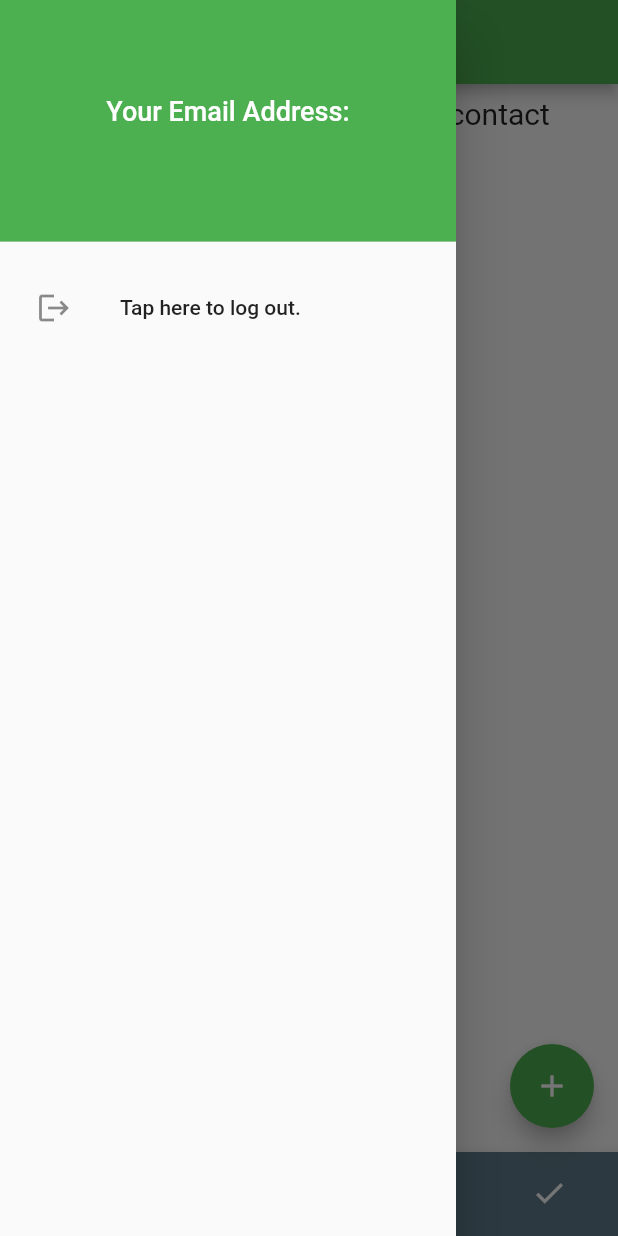
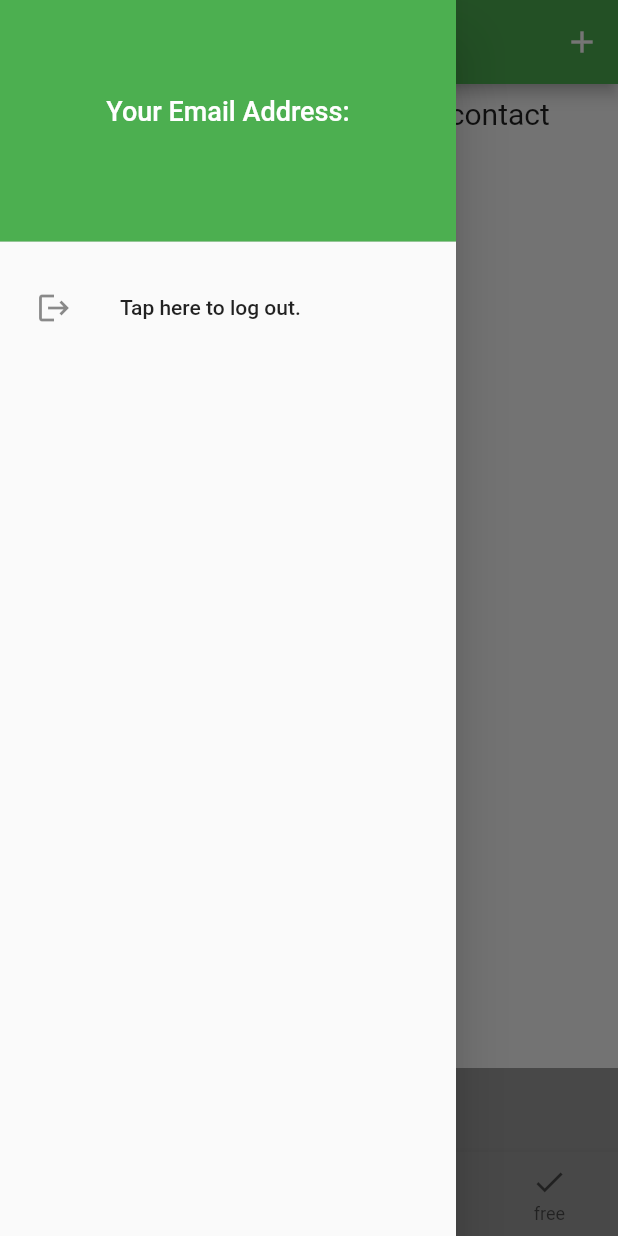
Before and after one commit to adrienerice/The_Chosen_Ones, a Flutter app: the screen it shows once a user with an empty profile is signed in, with the side drawer open, on a phone screen of 412 x 824 dp. Run offline on Flutter 3.47's test engine with Material 2 defaults, Android fonts, the light colour scheme and no system bars; our stand-ins replace animated_text_kit, cloud_firestore, firebase_auth, firebase_core, flutter_local_notifications, rxdart; missing offline and left inert: load; accounts and stored records are empty.

Commit message:
bottom nav bar working except when opening as persistent user then it defaults to none

```diff
--- a/Managing IM Notification Disruption/is_now_good/lib/model/user_details.dart
+++ b/Managing IM Notification Disruption/is_now_good/lib/model/user_details.dart
@@ -1,19 +1,25 @@
+import 'dart:async';
+
 import 'package:cloud_firestore/cloud_firestore.dart';
 import 'package:firebase_auth/firebase_auth.dart';
 import 'package:flutter/material.dart';
+import 'package:async/async.dart';
 
 class UserDetails with ChangeNotifier {
   String uid = '';
   String userFullName = '';
   String userEmail = '';
+  String status = Status.names[0]; //deault is 'none'
+  // Future<Null>? statusUpdatingNow = null;
+  CancelableOperation? statusWait = null;
+  final _firestore = FirebaseFirestore.instance;
+  final _auth = FirebaseAuth.instance;
 
   UserDetails() {
     updateUserInfo();
   }
 
   void updateUserInfo() async {
-    final _firestore = FirebaseFirestore.instance;
-    final _auth = FirebaseAuth.instance;
     // User loggedInUser;
     try {
       final user = _auth.currentUser;
@@ -35,4 +41,62 @@ class UserDetails with ChangeNotifier {
       print(e);
     }
   }
+
+  void updateStatus(int statusIndex) async {
+    //TODO Check this doesn't cause problems for UI to be out of sync with db
+    //If the status is the same as the old one, don't notifyListeners() or alter
+    bool statusSame = status == Status.names[statusIndex];
+    if (!statusSame) {
+      status = Status.names[statusIndex];
+      notifyListeners();
+
+      //If there is an existing status update, cancel it
+      //e.g. free -> busy -> free within seconds: don't do anything.
+      if (statusWait != null) {
+        statusWait!.cancel();
+      }
+      //setup our 'waiting' future
+      int secondsToWait = 5;
+      statusWait = CancelableOperation.fromFuture(
+        Future.delayed(Duration(seconds: secondsToWait)),
+        onCancel: () {
+          print('Cancelled status update.');
+        },
+      );
+      //only go ahead with waiting to update if the new status is different
+
+      print('Waiting before updating status (${secondsToWait}s)');
+      statusWait!.value.then((value) {
+        print('Updating status');
+
+        _firestore.collection('statuses').doc(uid).set({'status': status});
+      });
+    } else {
+      print("Didn't bother waiting to change status"
+          " because it's same as old one.");
+      if (statusWait != null) {
+        statusWait!.cancel();
+      }
+    }
+  }
 }
+
+class Status {
+  static List<String> names = ['none', 'busy', 'maybe', 'free'];
+  static List<IconData> icons = [
+    Icons.circle_outlined,
+    Icons.do_not_disturb_on_outlined,
+    Icons.contact_support,
+    Icons.done,
+  ];
+  static List<Color> colours = [
+    Colors.grey,
+    Colors.red,
+    Colors.orange,
+    Colors.green,
+  ];
+
+  static Color getColourWithName(String name) {
+    return colours[names.indexOf(name)];
+  }
+}
--- a/Managing IM Notification Disruption/is_now_good/lib/screens/chat_screen.dart
+++ b/Managing IM Notification Disruption/is_now_good/lib/screens/chat_screen.dart
@@ -96,7 +96,9 @@ class _ChatScreenState extends State<ChatScreen> {
                     builder: (context, userDetails, child) {
                       return TextButton(
                         onPressed: () {
-                          //Implement send functionality.
+                          //TODO tell user about status of recipient before send
+                          //TODO let user choose notification for recipient
+                          //TODO Notifications!
                           if (messageText != "") {
                             messageTextController.clear();
                             String now = Timestamp.now().seconds.toString();
--- a/Managing IM Notification Disruption/is_now_good/lib/screens/contacts_screen.dart
+++ b/Managing IM Notification Disruption/is_now_good/lib/screens/contacts_screen.dart
@@ -58,9 +58,15 @@ class _ContactsScreenState extends State<ContactsScreen> {
       ),
     );
     return Scaffold(
-      floatingActionButton: FloatingActionButton(
+      appBar: AppBar(
         backgroundColor: Colors.green,
-        child: Icon(Icons.add, color: Colors.white),
+        title: Consumer<UserDetails>(
+          builder: (context, userDetails, child) {
+            return Text('${userDetails.userFullName}\'s Contacts');
+          },
+        ),
+        actions: [
+          IconButton(
             onPressed: () async {
               Navigator.pushNamed(context, AddContactScreen.id);
               /** TODO THIS IS WHERE THE NOTIFICATION THING IS IT'S HERE LOOK HERE LOOK HERE LOOK HERE LOOK HERE LOOK HERE LOOK HERE LOOK HERE LOOK HERE LOOK HERE LOOK HERE
@@ -70,12 +76,9 @@ class _ContactsScreenState extends State<ContactsScreen> {
                 payload: 'you@you.you', //TODO add contact username here
               );*/
             },
-      ),
-      appBar: AppBar(
-        backgroundColor: Colors.green,
-        title: Consumer<UserDetails>(builder: (context, userDetails, child) {
-          return Text('Contacts for ${userDetails.userFullName}');
-        }),
+            icon: Icon(Icons.add, color: Colors.white),
+          )
+        ],
       ),
       drawer: Drawer(
         child: ListView(
@@ -198,6 +201,19 @@ class _ContactsScreenState extends State<ContactsScreen> {
                   }
                 },
               ),
+              Consumer<UserDetails>(
+                builder: (context, userDetails, child) {
+                  return ListTile(
+                    tileColor: Status.getColourWithName(userDetails.status),
+                    enabled: false,
+                    title: Text(
+                      'Your Current Status',
+                      textAlign: TextAlign.center,
+                      style: TextStyle(color: Colors.white),
+                    ),
+                  );
+                },
+              ),
             ],
           );
         },
@@ -240,40 +256,35 @@ class StatusBottomNavBar extends StatefulWidget {
 }
 
 class _StatusBottomNavBarState extends State<StatusBottomNavBar> {
+  int statusIndex = 0;
+
   @override
   Widget build(BuildContext context) {
-    int statusIndex = 0;
-    List<String> statuses = ['none', 'busy', 'maybe', 'free'];
-    List<IconData> statusIcons = [
-      Icons.circle_outlined,
-      Icons.do_not_disturb_on_outlined,
-      Icons.contact_support,
-      Icons.done,
-    ];
-    List<Color> statusColours = [
-      Colors.blueGrey,
-      Colors.red,
-      Colors.amber,
-      Colors.green,
-    ];
-
+    //TODO solve defaulting to none problem!
+    return Consumer<UserDetails>(
+      builder: (context, userDetails, child) {
         return BottomNavigationBar(
           items: [
-        for (var i = 0; i < statuses.length; i++)
+            for (var i = 0; i < Status.names.length; i++)
               BottomNavigationBarItem(
-            label: statuses[i],
-            backgroundColor: statusColours[i],
-            icon: Icon(statusIcons[i]),
+                label: Status.names[i],
+                backgroundColor: Status.colours[i],
+                icon: Icon(Status.icons[i]),
               ),
           ],
+          showUnselectedLabels: true,
           currentIndex: statusIndex,
-      selectedItemColor: Colors.black54,
+          selectedItemColor: Colors.white,
+          unselectedItemColor: Colors.black54,
           onTap: (index) {
             setState(() {
               statusIndex = index;
+              userDetails.updateStatus(statusIndex);
               //TODO update database with status
             });
           },
         );
+      },
+    );
   }
 }
```
Lines whose indentation alone changed are shown as unchanged.
